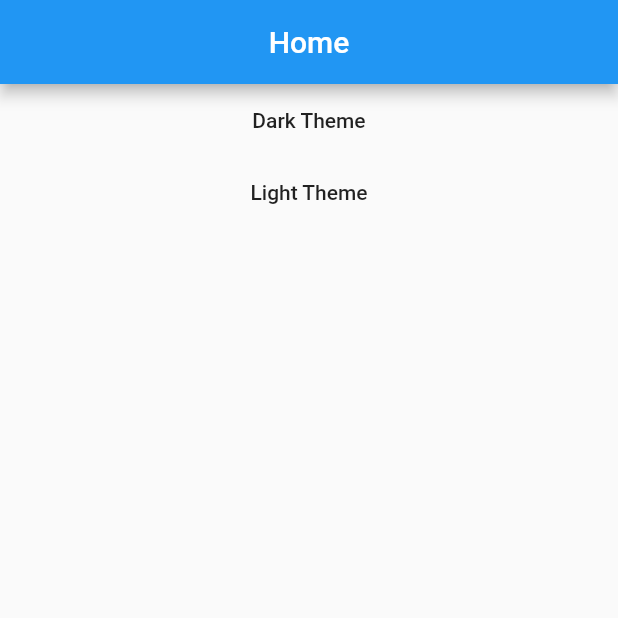
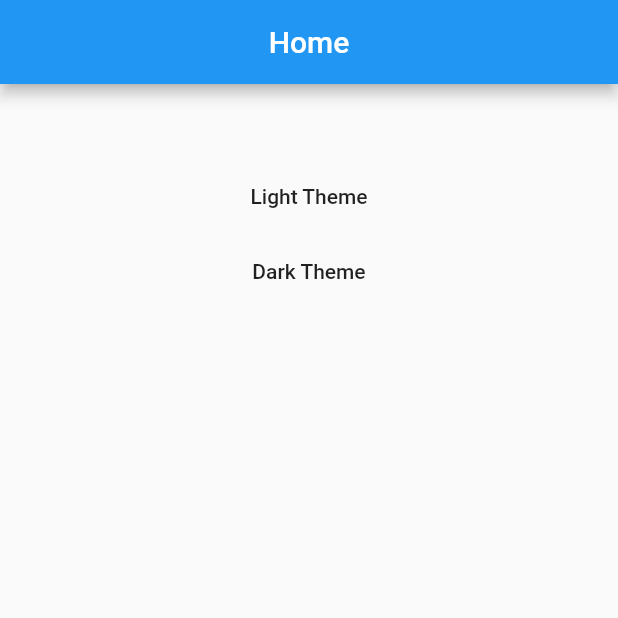
Before and after one commit to taufiqzaidong/GoWallpaper, a Flutter app: the screen it shows after launch, after a tap on the "bedtime" icon, on a phone screen of 412 x 824 dp, the top half of it. Run offline on Flutter 3.47's test engine with Material 2 defaults, Android fonts, the phone set to English and light mode, and no system bars.

Commit message:
2nd commit topek

```diff
--- a/lib/bloc/change_theme.dart
+++ b/lib/bloc/change_theme.dart
@@ -7,17 +7,32 @@ class ChangeTheme extends StatelessWidget {
   Widget build(BuildContext context) {
     ThemeChanger _themeChanger = Provider.of<ThemeChanger>(context);
     final theme = Provider.of<ThemeChanger>(context);
-    return new MaterialApp(
+    return MaterialApp(
       theme: theme.getTheme(),
-      home: new Scaffold(
+      home: Scaffold(
         appBar: AppBar(
           centerTitle: true,
           title: Text('Home'),
         ),
-        body: Container(
-          child: Column(
-            children: <Widget>[
-              Center(
+        body: Column(
+          children: <Widget>[
+            SizedBox(height: 50),
+            Center(
+              child: Container(
+                width: 300,
+                height: 50,
+                child: FlatButton(
+                    child: Text('Light Theme'),
+                    onPressed: () {
+                      _themeChanger.setTheme(ThemeData.light());
+                      Navigator.pop(context);
+                    }),
+              ),
+            ),
+            Center(
+              child: Container(
+                width: 300,
+                height: 50,
                 child: FlatButton(
                     child: Text('Dark Theme'),
                     onPressed: () {
@@ -25,16 +40,8 @@ class ChangeTheme extends StatelessWidget {
                       Navigator.pop(context);
                     }),
               ),
-              Center(
-                child: FlatButton(
-                    child: Text('Light Theme'),
-                    onPressed: () {
-                      _themeChanger.setTheme(ThemeData.light());
-                      Navigator.pop(context);
-                    }),
-              ),
-            ],
-          ),
+            ),
+          ],
         ),
       ),
     );
--- a/lib/screens/home.dart
+++ b/lib/screens/home.dart
@@ -44,7 +44,7 @@ class _HomeState extends State<Home> {
         bottomNavigationBar: BottomNavigationBar(
           currentIndex: _currentIndex,
           type: BottomNavigationBarType.fixed,
-          //backgroundColor: Colors.,                                       change bottombar colour
+          //backgroundColor: ,
           items: [
             BottomNavigationBarItem(icon: Icon(Icons.home), label: 'Home'),
             BottomNavigationBarItem(icon: Icon(Icons.camera), label: 'Camera'),
```
